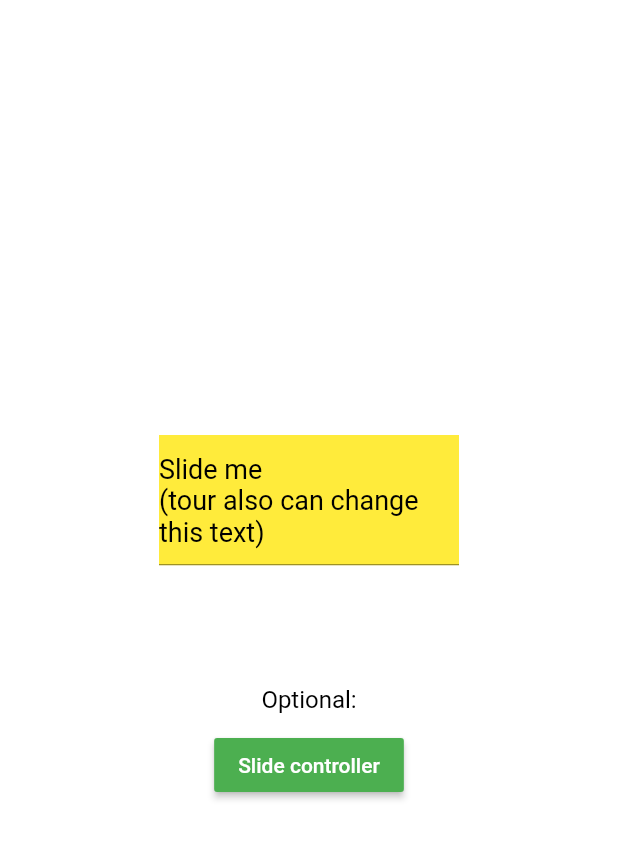
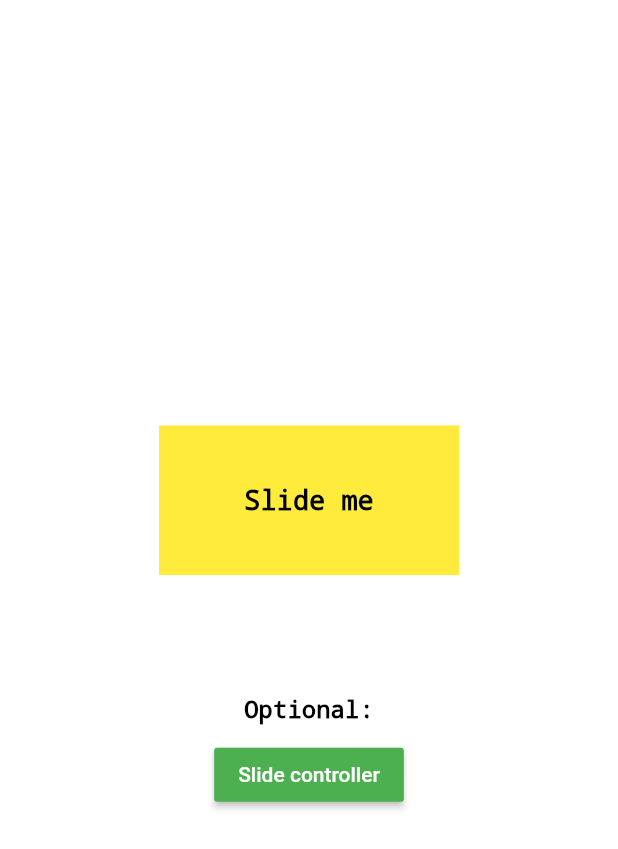
Before and after one commit to MXilian/simple_slidable_flutter, a Flutter app: the screen it shows after launch, on a phone screen of 412 x 824 dp. Shown: the top 849 px of the screen. Run offline on Flutter 3.47's test engine with Material 2 defaults, Android fonts, the phone set to English and light mode, and no system bars; statements that could not run were skipped.

Commit message:
Update main.dart

```diff
--- a/lib/main.dart
+++ b/lib/main.dart
@@ -7,8 +7,7 @@ void main() {
 }
 
 class SimpleSladableExample extends StatelessWidget {
-  final SlideController slideController = SlideController();
-  final _contr = TextEditingController(text: 'Slide me' + '\n' + '(tour also can change this text)');
+  final SlideController controller = SlideController();
 
   @override
   Widget build(BuildContext context) {
@@ -18,8 +17,7 @@ class SimpleSladableExample extends StatelessWidget {
         primarySwatch: Colors.blue,
         visualDensity: VisualDensity.adaptivePlatformDensity,
       ),
-        home: Material(
-          child: Container(
+      home: Container(
           padding: EdgeInsets.all(16.0),
           color: Colors.white,
           child: SizedBox(
@@ -32,21 +30,16 @@ class SimpleSladableExample extends StatelessWidget {
                 //
                 // SLIDABLE BEGIN //////////////////////////////////////////////
                 Slidable(
-                      controller: slideController,
+                  controller: controller,
                   minShiftPercent: 0.3,
                   percentageBias: 1,
                   child: Container(
                     alignment: Alignment.center,
+                    height: 100,
                     width: 200,
                     color: Colors.yellow,
-                        child: TextFormField(
-                            controller: _contr,
-                            onChanged: (_) {
-                              print('onChanged');
-                              slideController.rebuildState();
-                            },
-                            keyboardType: TextInputType.multiline,
-                            maxLines: null,
+                    child: Text(
+                      'Slide me',
                       style: TextStyle(
                           color: Colors.black,
                           fontSize: 18,
@@ -62,12 +55,10 @@ class SimpleSladableExample extends StatelessWidget {
                       mainAxisAlignment: MainAxisAlignment.center,
                       children: [
                         SizedBox(
-                              height: 60,
-                              width: 120,
+                          height: 60, width: 120,
                           child: RaisedButton(
                             onPressed: () {},
-                                child: Text(
-                                  'Button',
+                            child: Text('Button',
                               style: TextStyle(
                                   color: Colors.black,
                                   fontSize: 18,
@@ -82,24 +73,16 @@ class SimpleSladableExample extends StatelessWidget {
                 // SLIDABLE END ////////////////////////////////////////////////
                 //
                 //
-
-                    SizedBox(
-                      height: 80,
-                    ),
-                    Text('Optional:',
-                        style: TextStyle(
-                            decoration: TextDecoration.none,
-                            fontSize: 16,
-                            color: Colors.black)),
-                    SizedBox(
-                      height: 10,
-                    ),
+                SizedBox(height: 80,),
+                Text('Optional:', style: TextStyle(decoration: TextDecoration.none,
+                    fontSize: 16, color: Colors.black)),
+                SizedBox(height: 10,),
                 RaisedButton(
                   color: Colors.green,
                   onPressed: () {
-                        slideController.isOpened
-                            ? slideController.close()
-                            : slideController.open();
+                    controller.isOpened
+                        ? controller.close()
+                        : controller.open();
                   },
                   child: Text(
                     'Slide controller',
@@ -109,6 +92,6 @@ class SimpleSladableExample extends StatelessWidget {
               ],
             ),
           )),
-        ));
+    );
   }
 }
```
Lines whose indentation alone changed are shown as unchanged.
